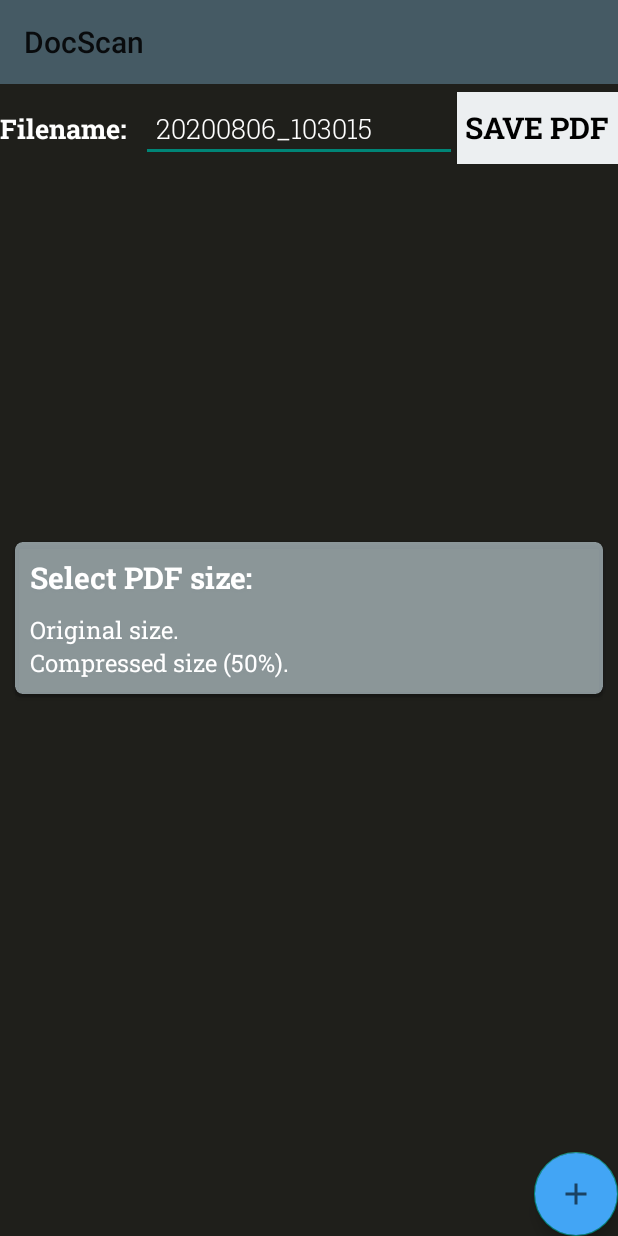
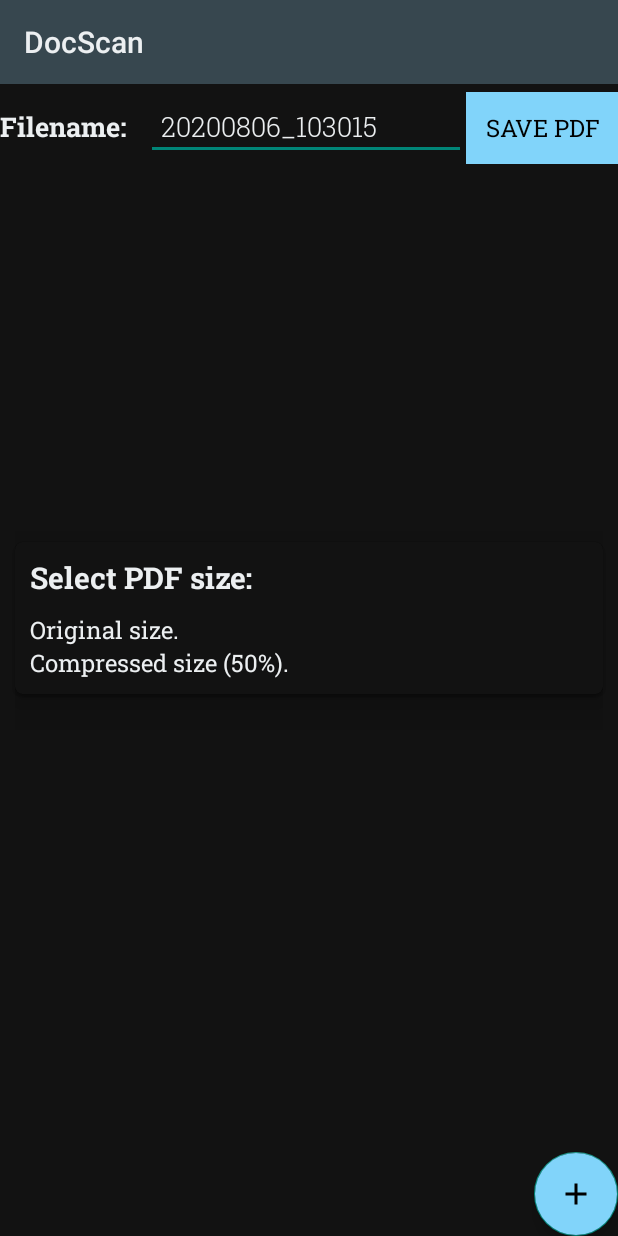
Before and after one commit to amovar18/DocScan, an Android app: the captured_image_display screen opened directly, with no data from a screen before it, after a tap on "SAVE PDF", on a phone screen of 412 x 824 dp. Run offline under Robolectric (Android 15) with nearby library versions, the phone set to English and light mode, and no system bars; our stand-ins replace RxJava.

Commit message:
18th commit -Improved Dark Theme and removed warnings

```diff
--- a/app/src/main/java/com/DocScan/base/DocumentScanActivity.java
+++ b/app/src/main/java/com/DocScan/base/DocumentScanActivity.java
@@ -84,7 +84,6 @@ public abstract class DocumentScanActivity extends AppCompatActivity {
         setProgressBar(true);
         disposable.add(
                 Observable.fromCallable(() -> {
-                    setImageRotation();
                     return false;
                 })
                         .subscribeOn(Schedulers.io())
--- a/app/src/main/java/com/DocScan/image_capture.java
+++ b/app/src/main/java/com/DocScan/image_capture.java
@@ -118,7 +118,7 @@ public class image_capture extends AppCompatActivity {
             }
         });
         proceedtonext= findViewById(R.id.done_capturing);
-        proceedtonext.setBackgroundColor(ContextCompat.getColor(this,R.color.colorGrey));
+        proceedtonext.setBackgroundColor(ContextCompat.getColor(this,R.color.cardviewBackgroundcolor));
         proceedtonext.setEnabled(false);
         proceedtonext.setOnClickListener(view -> {
             Intent intent =new Intent(image_capture.this,captured_image_display.class);
--- a/app/src/main/res/drawable/ic_add.xml
+++ b/app/src/main/res/drawable/ic_add.xml
@@ -1,4 +1,4 @@
-<vector android:height="35dp" android:tint="?attr/colorControlNormal"
+<vector android:height="35dp" android:tint="#000000"
     android:viewportHeight="24" android:viewportWidth="24"
     android:width="35dp" xmlns:android="http://schemas.android.com/apk/res/android">
     <path android:fillColor="@android:color/white" android:pathData="M19,13h-6v6h-2v-6H5v-2h6V5h2v6h6v2z"/>
--- a/app/src/main/res/drawable/ic_camera.xml
+++ b/app/src/main/res/drawable/ic_camera.xml
@@ -1,4 +1,4 @@
-<vector android:height="35dp" android:tint="?attr/colorControlNormal"
+<vector android:height="35dp" android:tint="#000000"
     android:viewportHeight="24" android:viewportWidth="24"
     android:width="35dp" xmlns:android="http://schemas.android.com/apk/res/android">
     <path android:fillColor="@android:color/white" android:pathData="M12,12m-3.2,0a3.2,3.2 0,1 1,6.4 0a3.2,3.2 0,1 1,-6.4 0"/>
--- a/app/src/main/res/layout/activity_captured_image_display.xml
+++ b/app/src/main/res/layout/activity_captured_image_display.xml
@@ -24,6 +24,7 @@
             android:layout_height="wrap_content"
             android:text="@string/filename"/>
         <EditText
+            android:autofillHints="@string/enter_filename"
             android:inputType="text"
             android:hint="@string/enter_filename"
             android:textColorHint="@color/textcolor"
@@ -37,11 +38,11 @@
             android:layout_width="wrap_content"
             android:layout_height="wrap_content"/>
         <Button
-            android:background="@color/save_pdf_color"
+            android:background="@color/colorPrimaryDark"
             android:textColor="@color/save_pdf_color_text"
-            android:fontFamily="@font/roboto_slab_bold"
+            android:fontFamily="@font/roboto_slab"
             android:layout_weight="1"
-            android:textSize="20sp"
+            android:textSize="16sp"
             android:layout_width="wrap_content"
             android:layout_height="wrap_content"
             android:text="@string/save_pdf"
@@ -63,7 +64,7 @@
         android:layout_height="wrap_content"
         android:id="@+id/add_more_images"
         android:layout_alignParentEnd="true"
-        android:backgroundTint="#42A5F5"
+        android:backgroundTint="@color/colorPrimaryDark"
         android:layout_alignParentBottom="true"
         android:src="@drawable/ic_add"/>
 </RelativeLayout>
--- a/app/src/main/res/layout/activity_main.xml
+++ b/app/src/main/res/layout/activity_main.xml
@@ -21,7 +21,7 @@
         android:src="@drawable/ic_camera"
         android:id="@+id/start_capturing"
         android:layout_margin="10dp"
-        android:backgroundTint="#03A9F4"
+        android:backgroundTint="@color/colorPrimaryDark"
         android:layout_alignParentBottom="true"
         android:layout_alignParentEnd="true"/>
 </RelativeLayout>
--- a/app/src/main/res/layout/select_pdf_size.xml
+++ b/app/src/main/res/layout/select_pdf_size.xml
@@ -9,9 +9,10 @@
     android:orientation="vertical">
 
     <androidx.cardview.widget.CardView
-        app:cardBackgroundColor="@color/polygonViewCircleBackground"
+        app:cardBackgroundColor="@color/backgroundColor"
         android:layout_width="match_parent"
         android:layout_height="wrap_content"
+        app:cardElevation="10dp"
         app:cardCornerRadius="5dp">
         <LinearLayout
             android:padding="10dp"
--- a/app/src/main/res/layout/single_file_detail_shower.xml
+++ b/app/src/main/res/layout/single_file_detail_shower.xml
@@ -5,6 +5,7 @@
     app:cardBackgroundColor="@color/cardviewBackgroundcolor"
     android:layout_marginTop="1dp"
     android:layout_width="match_parent"
+    app:cardElevation="10dp"
     android:layout_height="wrap_content"
     android:id="@+id/file_detail">
     <RelativeLayout
--- a/app/src/main/res/layout/toolbar.xml
+++ b/app/src/main/res/layout/toolbar.xml
@@ -6,6 +6,7 @@
     android:layout_height="wrap_content">
     <androidx.appcompat.widget.Toolbar
         app:title="@string/app_name"
+        app:titleTextColor="@color/textcolor"
         android:layout_width="match_parent"
         android:layout_height="wrap_content"
         android:background="@color/actionBar"
--- a/app/src/main/res/values/colors.xml
+++ b/app/src/main/res/values/colors.xml
@@ -3,14 +3,15 @@
     <!--dark theme -->
     <color name="colorPrimary">#455A64</color>
     <color name="primaryBackground">#263238</color>
-    <color name="colorPrimaryDark">#42A5F5</color>
+    <color name="colorPrimaryDark">#81D4FA</color>
     <!--light theme -->
 
-    <color name="actionBar">#455A64</color>
-    <color name="backgroundColor">#1f1f1b</color>
+    <color name="buttontextcolor">#121212</color>
+    <color name="actionBar">#37474F</color>
+    <color name="backgroundColor">#121212</color>
     <color name="ButtonColor">#1DE9B6</color>
-    <color name="cardviewBackgroundcolor">#1f1f1b</color>
-    <color name="textcolor">#ffffff</color>
+    <color name="cardviewBackgroundcolor">#212121</color>
+    <color name="textcolor">#ECEFF1</color>
     <color name="save_pdf_color">#ECEFF1</color>
     <color name="save_pdf_color_text">#000000</color>
 
--- a/app/src/main/res/values/strings.xml
+++ b/app/src/main/res/values/strings.xml
@@ -23,4 +23,7 @@
     <string name="select_pdf_size">Select PDF size:</string>
     <string name="menu">Menu</string>
     <string name="thumbnail">Thumbnail</string>
+    <string name="shoot_image">Shoot Image</string>
+    <string name="pick_from_gallery">Pick from Gallery</string>
+    <string name="flash_setting">Flash Setting</string>
 </resources>
```
Also changed, not shown: app/src/main/res/layout/activity_cropper.xml (+4 -3 lines), app/src/main/res/layout/activity_image_capture.xml (+13 -7 lines).
